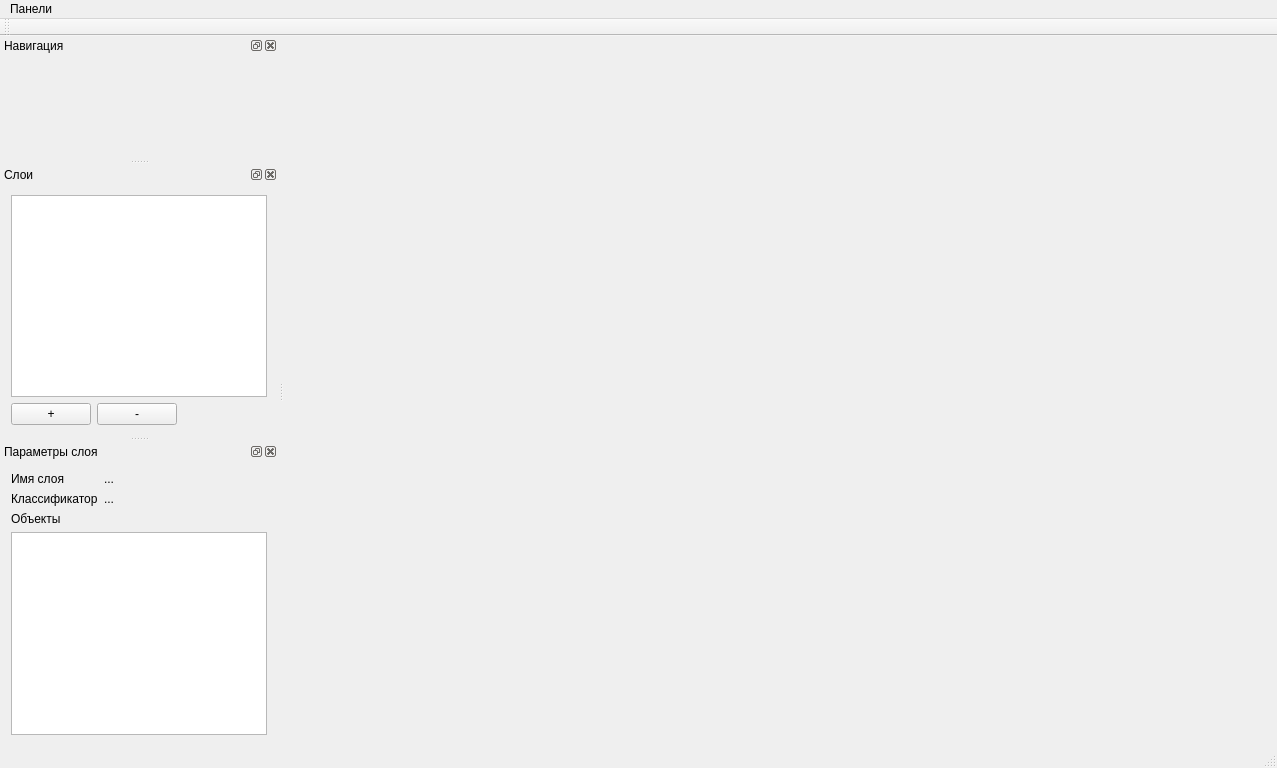
This is demo/mainwindow.ui in yog-muskrat/libmap2 as Qt 5 draws it before an edit. The edited form follows.
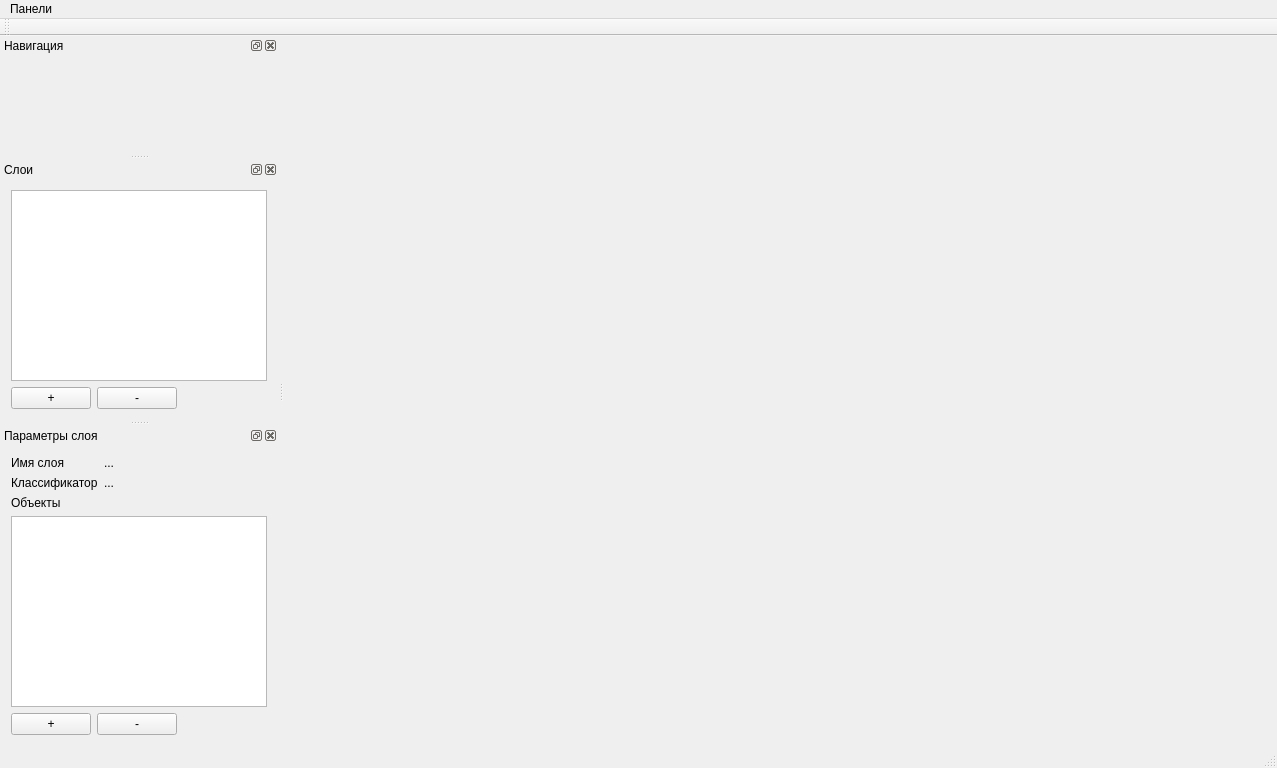
This is the edited form.

The edit to the form file:
```diff
--- a/demo/mainwindow.ui
+++ b/demo/mainwindow.ui
@@ -181,16 +181,6 @@
          </property>
         </widget>
        </item>
-       <item row="3" column="0" colspan="2">
-        <widget class="QTableView" name="objectsTable">
-         <attribute name="horizontalHeaderStretchLastSection">
-          <bool>true</bool>
-         </attribute>
-         <attribute name="verticalHeaderVisible">
-          <bool>false</bool>
-         </attribute>
-        </widget>
-       </item>
        <item row="2" column="0" colspan="2">
         <widget class="QLabel" name="label">
          <property name="font">
@@ -207,6 +197,51 @@
          </property>
         </widget>
        </item>
+       <item row="3" column="0" colspan="2">
+        <layout class="QVBoxLayout" name="verticalLayout">
+         <item>
+          <widget class="QTableView" name="objectsTable">
+           <attribute name="horizontalHeaderStretchLastSection">
+            <bool>true</bool>
+           </attribute>
+           <attribute name="verticalHeaderVisible">
+            <bool>false</bool>
+           </attribute>
+          </widget>
+         </item>
+         <item>
+          <layout class="QHBoxLayout" name="horizontalLayout_2">
+           <item>
+            <widget class="QPushButton" name="pbAddObject">
+             <property name="text">
+              <string>+</string>
+             </property>
+            </widget>
+           </item>
+           <item>
+            <widget class="QPushButton" name="pbRemoveObject">
+             <property name="text">
+              <string>-</string>
+             </property>
+            </widget>
+           </item>
+           <item>
+            <spacer name="horizontalSpacer_2">
+             <property name="orientation">
+              <enum>Qt::Horizontal</enum>
+             </property>
+             <property name="sizeHint" stdset="0">
+              <size>
+               <width>40</width>
+               <height>20</height>
+              </size>
+             </property>
+            </spacer>
+           </item>
+          </layout>
+         </item>
+        </layout>
+       </item>
       </layout>
      </item>
     </layout>
```
